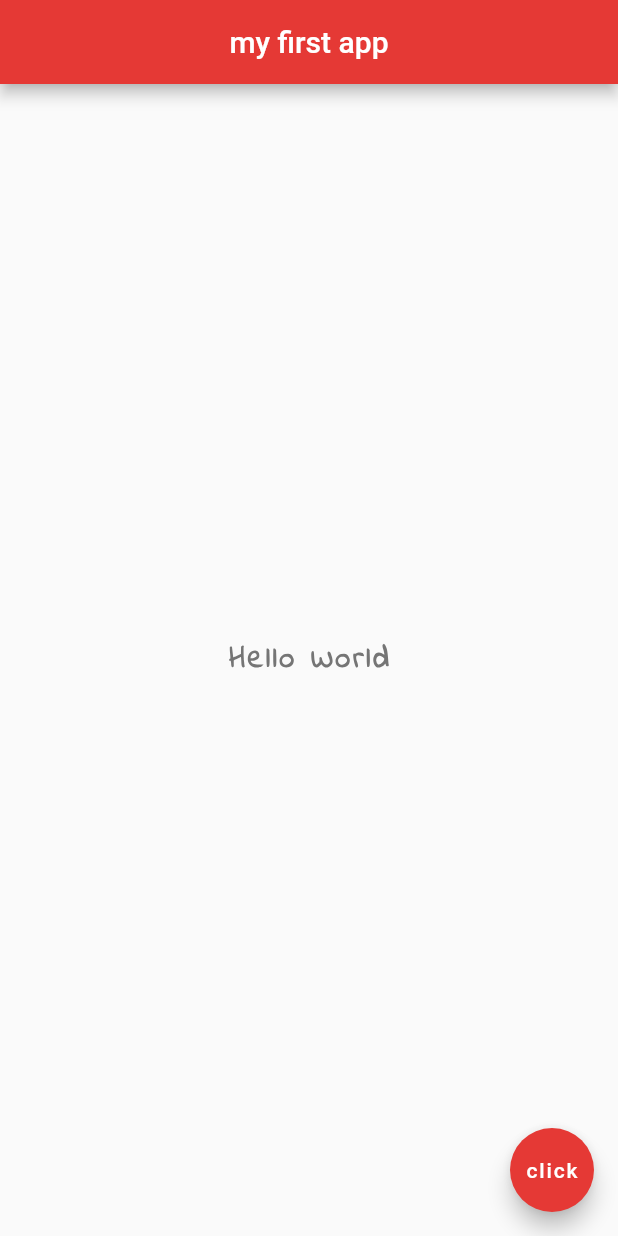
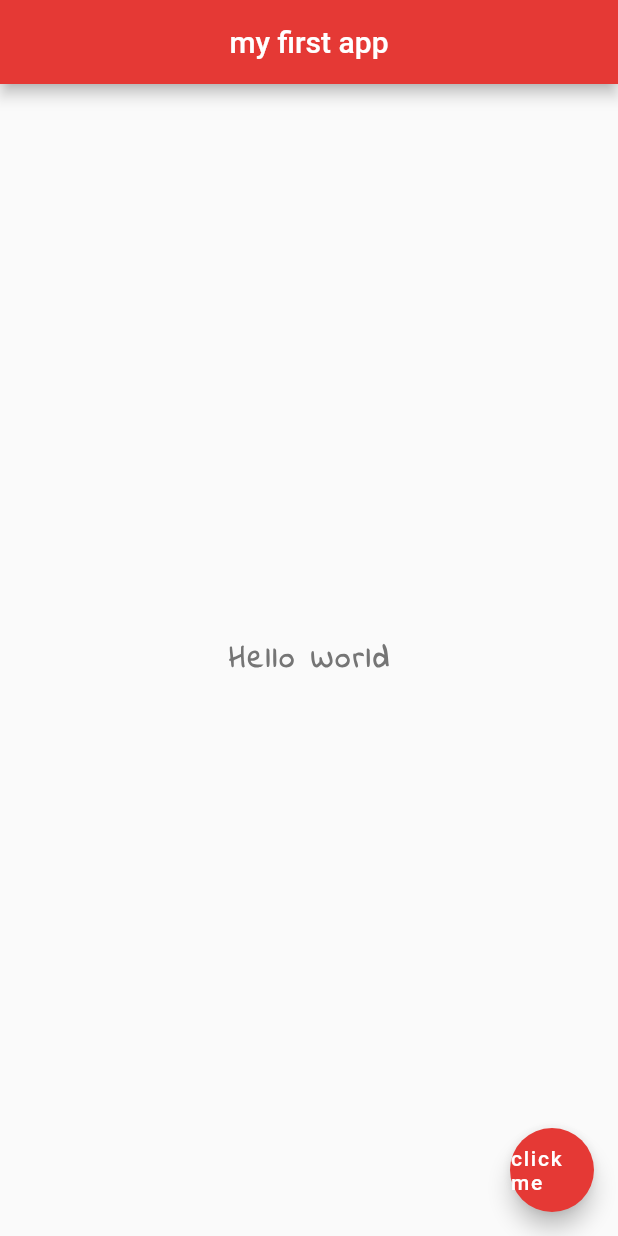
Before and after one commit to clickingmouse/flutter-myapp, a Flutter app: the screen it shows after launch, on a phone screen of 412 x 824 dp. Run offline on Flutter 3.47's test engine with Material 2 defaults, Android fonts, the phone set to English and light mode, and no system bars.

```diff
--- a/lib/main.dart
+++ b/lib/main.dart
@@ -2,7 +2,17 @@ import 'package:flutter/material.dart';
 
 void main() {
   runApp(MaterialApp(
-    home: Scaffold(
+    home: Home()
+  ));
+}
+
+class Home extends StatelessWidget {
+  //const ({super.key});
+
+  @override
+  Widget build(BuildContext context) {
+  //return const Placeholder();
+  return Scaffold(
     appBar: AppBar(
       title: Text('my first app'),
       centerTitle: true,
@@ -20,10 +30,10 @@ void main() {
     ),
   ),
       floatingActionButton: FloatingActionButton(
-          onPressed: () {  },
-          child:Text('click'),
+      onPressed: () { },
+      child:Text('click me'),
       backgroundColor: Colors.red[600],
       ),
-    ),
-  ));
+    );
   }
+}
```
Lines whose indentation alone changed are shown as unchanged.
